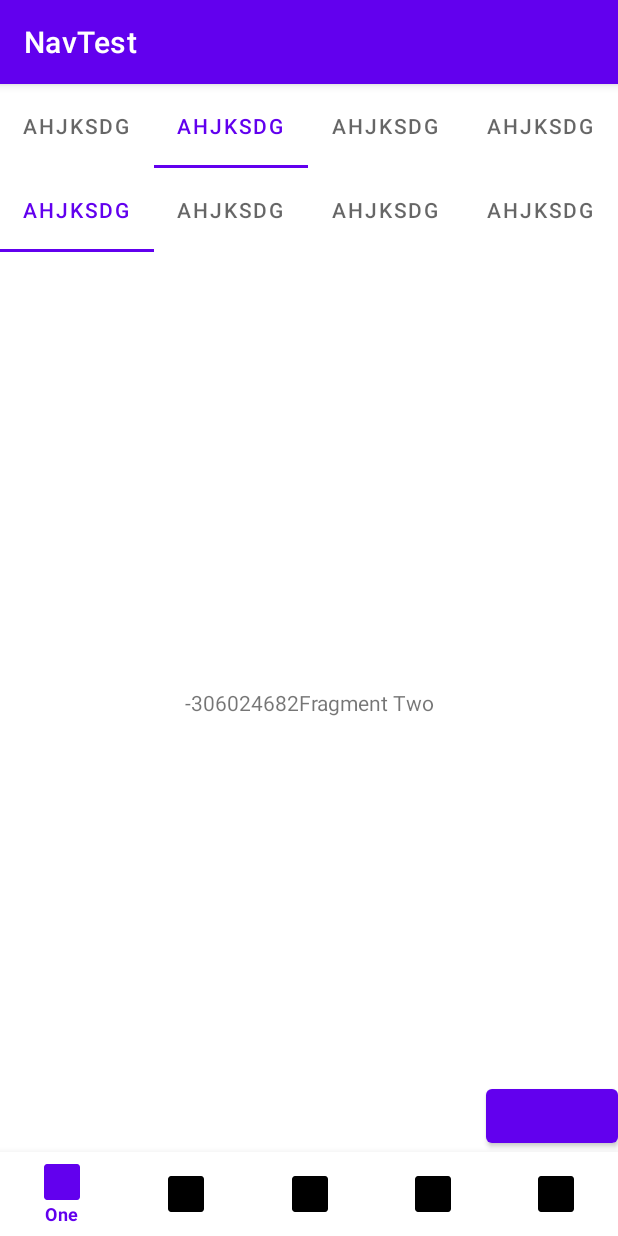
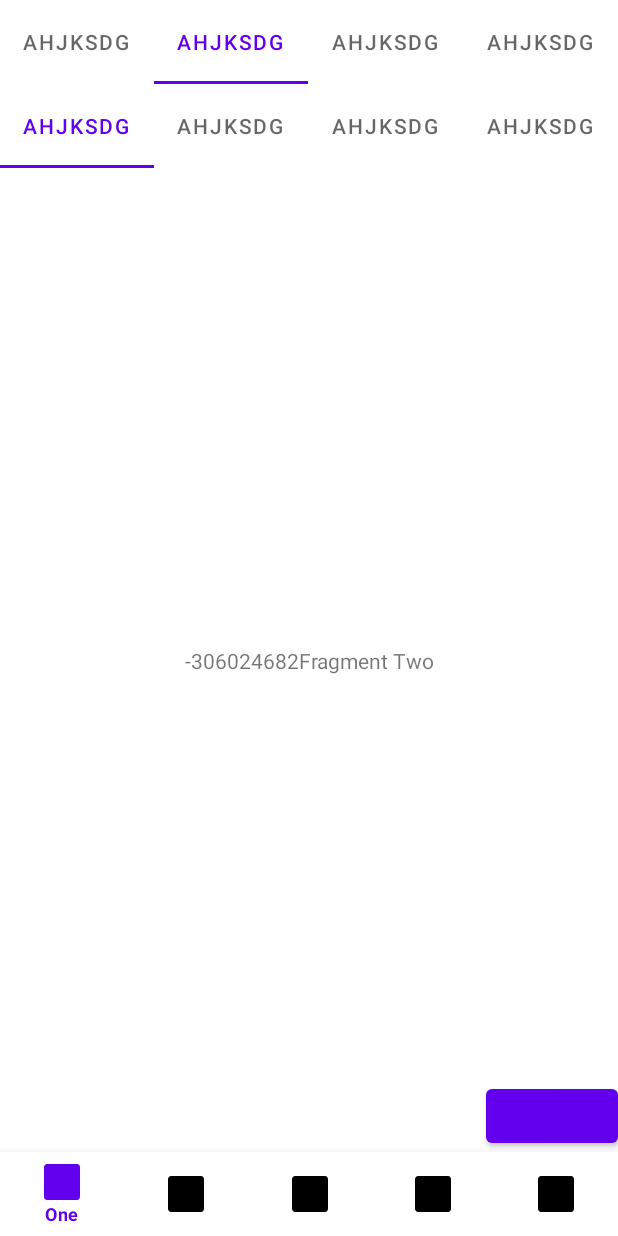
Before and after one commit to AbhijithMogaveeraInkInCaps/NavTest, an Android app: the screen it shows after launch (MainActivity), on a phone screen of 412 x 824 dp. Run offline under Robolectric (Android 15) with nearby library versions, the phone set to English and light mode, and no system bars.

Commit message:
setting_up all set

```diff
--- a/app/src/main/java/com/abhijith/navtest/Fragments.kt
+++ b/app/src/main/java/com/abhijith/navtest/Fragments.kt
@@ -28,10 +28,7 @@ class BottomOneFragment : Fragment(R.layout.activity_main),PlayableFragment {
             findViewById<TabLayout>(R.id.tl)?.apply {
                 addOnTabSelectedListener(object : TabLayout.OnTabSelectedListener {
                     override fun onTabSelected(tab: TabLayout.Tab?) {
-                        view.findViewById<ViewPager2>(R.id.vp).setCurrentItem(
-                            findViewById<TabLayout>(R.id.tl).selectedTabPosition,
-                            false
-                        )
+                        view.findViewById<ViewPager2>(R.id.vp).setCurrentItem(findViewById<TabLayout>(R.id.tl).selectedTabPosition, false)
                         //noting
                     }
 
--- a/app/src/main/res/values-night/themes.xml
+++ b/app/src/main/res/values-night/themes.xml
@@ -1,6 +1,6 @@
 <resources xmlns:tools="http://schemas.android.com/tools">
     <!-- Base application theme. -->
-    <style name="Theme.NavTest" parent="Theme.MaterialComponents.DayNight.DarkActionBar">
+    <style name="Theme.NavTest" parent="Theme.MaterialComponents.DayNight.NoActionBar">
         <!-- Primary brand color. -->
         <item name="colorPrimary">@color/purple_200</item>
         <item name="colorPrimaryVariant">@color/purple_700</item>
--- a/app/src/main/res/values/themes.xml
+++ b/app/src/main/res/values/themes.xml
@@ -1,6 +1,6 @@
 <resources xmlns:tools="http://schemas.android.com/tools">
     <!-- Base application theme. -->
-    <style name="Theme.NavTest" parent="Theme.MaterialComponents.DayNight.DarkActionBar">
+    <style name="Theme.NavTest" parent="Theme.MaterialComponents.DayNight.NoActionBar">
         <!-- Primary brand color. -->
         <item name="colorPrimary">@color/purple_500</item>
         <item name="colorPrimaryVariant">@color/purple_700</item>
```
